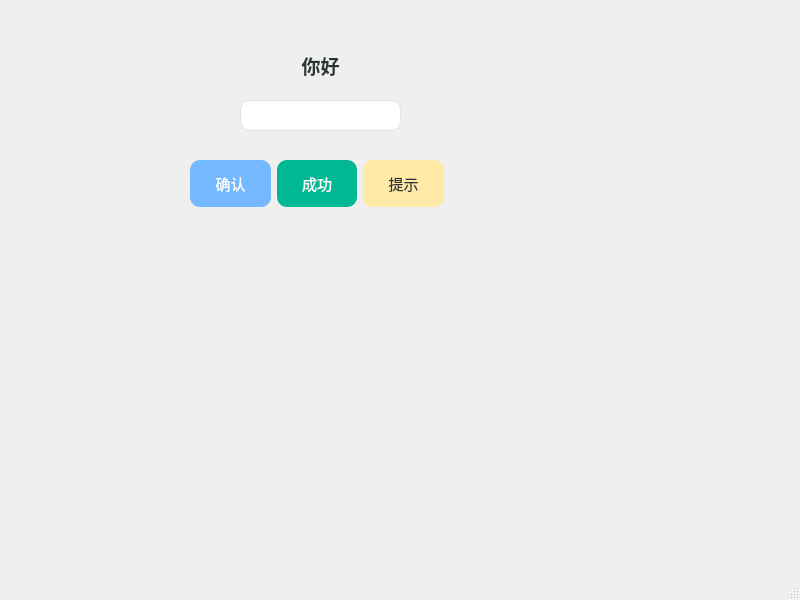
Before: the Qt Designer form mainwindow.ui in zs211/QtProject, drawn with Qt 5.
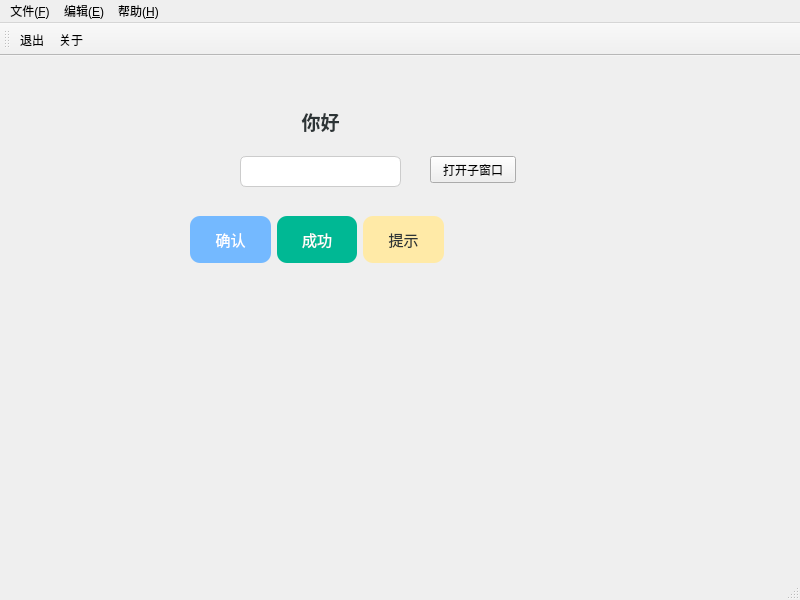
After: the same form once the commit is applied.

Commit message: 添加子窗口

What changed in the file:
```diff
--- a/mainwindow.ui
+++ b/mainwindow.ui
@@ -45,21 +45,31 @@
     </property>
     <property name="styleSheet">
      <string notr="true">QLineEdit {
-    font-size: 15px;
-    padding: 12px 16px;
-    border: 1px solid #dfe4ea;
-    border-radius: 10px;
-    background-color: white;
-    color: #222;
-}
-QLineEdit:focus {
-    border: 1px solid #74b9ff;
+    font-size: 14px;
+    padding: 8px;
+    border: 1px solid #cccccc;  /* 浅灰色边框，清晰可见 */
+    border-radius: 6px;         /* 圆角更美观 */
+    background-color: white;    /* 白色背景，和窗口区分开 */
+    color: #333333;             /* 文字颜色深一点，更醒目 */
 }</string>
     </property>
     <property name="text">
      <string/>
     </property>
    </widget>
+   <widget class="QPushButton" name="pushButton_open_sub">
+    <property name="geometry">
+     <rect>
+      <x>430</x>
+      <y>100</y>
+      <width>86</width>
+      <height>27</height>
+     </rect>
+    </property>
+    <property name="text">
+     <string>打开子窗口</string>
+    </property>
+   </widget>
    <widget class="QWidget" name="">
     <property name="geometry">
      <rect>
@@ -142,8 +152,64 @@
      <height>24</height>
     </rect>
    </property>
+   <widget class="QMenu" name="menu_F">
+    <property name="title">
+     <string>文件(&amp;F)</string>
+    </property>
+    <addaction name="action_New"/>
+    <addaction name="action_Open"/>
+    <addaction name="separator"/>
+    <addaction name="actionToolExit"/>
+   </widget>
+   <widget class="QMenu" name="menu_E">
+    <property name="title">
+     <string>编辑(&amp;E)</string>
+    </property>
+   </widget>
+   <widget class="QMenu" name="menu_H">
+    <property name="title">
+     <string>帮助(&amp;H)</string>
+    </property>
+    <addaction name="action_About"/>
+   </widget>
+   <addaction name="menu_F"/>
+   <addaction name="menu_E"/>
+   <addaction name="menu_H"/>
   </widget>
   <widget class="QStatusBar" name="statusbar"/>
+  <widget class="QToolBar" name="toolBar">
+   <property name="windowTitle">
+    <string>toolBar</string>
+   </property>
+   <attribute name="toolBarArea">
+    <enum>TopToolBarArea</enum>
+   </attribute>
+   <attribute name="toolBarBreak">
+    <bool>false</bool>
+   </attribute>
+   <addaction name="actionToolExit"/>
+   <addaction name="action_About"/>
+  </widget>
+  <action name="action_New">
+   <property name="text">
+    <string>新建(&amp;N)</string>
+   </property>
+  </action>
+  <action name="action_Open">
+   <property name="text">
+    <string>打开(&amp;O)</string>
+   </property>
+  </action>
+  <action name="actionToolExit">
+   <property name="text">
+    <string>退出</string>
+   </property>
+  </action>
+  <action name="action_About">
+   <property name="text">
+    <string>关于</string>
+   </property>
+  </action>
  </widget>
  <resources/>
  <connections/>
```
The commit also changes 6 other files.
